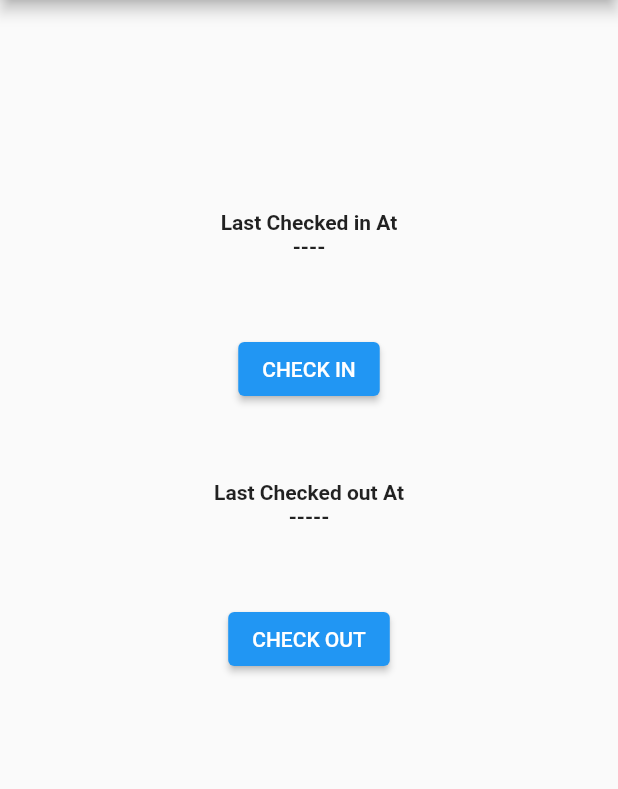
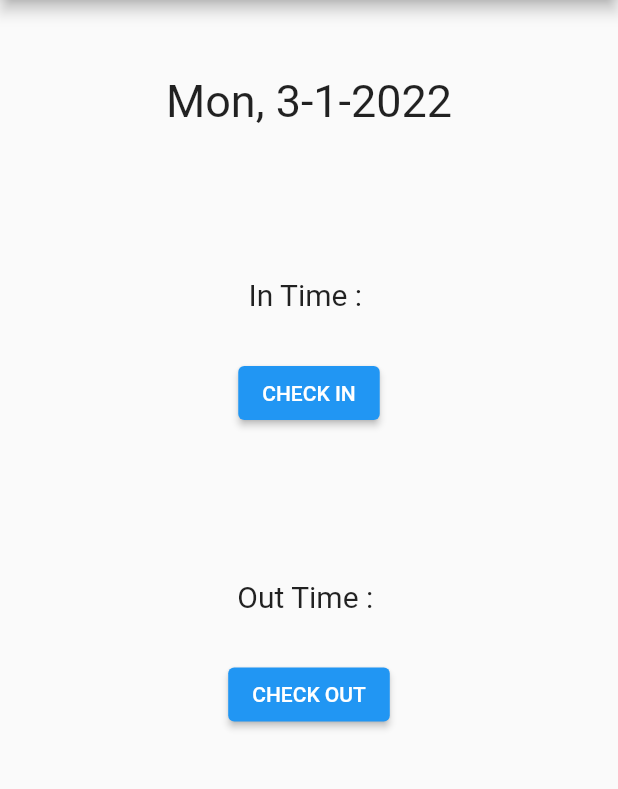
Before and after one commit to rahulv07/scanf, a Flutter app: the HomePage screen opened directly, on a phone screen of 412 x 824 dp, the part 84-873 px from its top. Run offline on Flutter 3.47's test engine with Material 2 defaults, Android fonts, the phone set to English and light mode, and no system bars; our stand-ins replace flutter_spinkit, local_auth, location; missing offline and left inert: wifi_iot.

Commit message:
Homepage UI changed

```diff
--- a/bio_guard/lib/main.dart
+++ b/bio_guard/lib/main.dart
@@ -1,3 +1,4 @@
+import 'package:bio_guard/screens/homepage.dart';
 import 'package:bio_guard/screens/loading.dart';
 import 'package:flutter/material.dart';
 //import 'screens/homepage.dart';
@@ -17,7 +18,7 @@ class MyApp extends StatelessWidget {
       theme: ThemeData(
         primarySwatch: Colors.blue,
       ),
-      home: LoadingPage(),
+      home: const HomePage(),
     );
   }
 }
--- a/bio_guard/lib/screens/homepage.dart
+++ b/bio_guard/lib/screens/homepage.dart
@@ -10,11 +10,12 @@ class HomePage extends StatefulWidget {
 }
 
 class _HomePageState extends State<HomePage> {
-  String checkIn = "----";
-  String checkOut = "-----";
+  String checkIn = "";
+  String checkOut = "";
 
   @override
   Widget build(BuildContext context) {
+    String date = DateFormat('EEE, d-M-y').format(DateTime.now());
     return Scaffold(
       appBar: AppBar(
         title: const Text(
@@ -22,29 +23,38 @@ class _HomePageState extends State<HomePage> {
           style: TextStyle(fontWeight: FontWeight.bold),
         ),
       ),
-      body: Padding(
-        padding: const EdgeInsets.all(140.0),
-        child: Center(
+      body: Center(
         child: Column(
+          crossAxisAlignment: CrossAxisAlignment.center,
           children: <Widget>[
+            Padding(
+              padding: const EdgeInsets.all(50),
+              child: Text(
+                date,
+                style: const TextStyle(fontSize: 30),
+              ),
+            ),
+            Container(
+              padding: const EdgeInsets.all(50),
+              child: Column(
+                children: [
                   Text(
-                'Last Checked in At $checkIn',
-                textAlign: TextAlign.center,
-                style: const TextStyle(fontWeight: FontWeight.bold),
+                    'In Time : $checkIn',
+                    style: const TextStyle(fontSize: 20),
                   ),
-              const SizedBox(
-                height: 50,
+                  const SizedBox(height: 30),
+                  ElevatedButton(
+                    child: const Text(
+                      'CHECK IN',
                     ),
-              ElevatedButton(
-                child: const Text('CHECK IN'),
                     onPressed: () async {
                       bool isAuthenticated =
                           await Authentication.authenticateWithBiometrics();
 
                       if (isAuthenticated) {
                         setState(() {
-                      checkIn = DateFormat("yyyy-MM-dd hh:mm:ss")
-                          .format(DateTime.now());
+                          checkIn =
+                              DateFormat("hh:mm a").format(DateTime.now());
                         });
                         print(checkIn);
                       } else {
@@ -56,17 +66,18 @@ class _HomePageState extends State<HomePage> {
                       }
                     },
                   ),
-              const SizedBox(
-                height: 50,
+                ],
               ),
+            ),
+            Container(
+              padding: EdgeInsets.all(50),
+              child: Column(
+                children: [
                   Text(
-                'Last Checked out At $checkOut',
-                textAlign: TextAlign.center,
-                style: const TextStyle(fontWeight: FontWeight.bold),
+                    'Out Time : $checkOut',
+                    style: const TextStyle(fontSize: 20),
                   ),
-              const SizedBox(
-                height: 50,
-              ),
+                  const SizedBox(height: 30),
                   ElevatedButton(
                     child: const Text('CHECK OUT'),
                     onPressed: () async {
@@ -75,8 +86,8 @@ class _HomePageState extends State<HomePage> {
 
                       if (isAuthenticated) {
                         setState(() {
-                      checkOut = DateFormat("yyyy-MM-dd hh:mm:ss")
-                          .format(DateTime.now());
+                          checkOut =
+                              DateFormat("hh:mm a").format(DateTime.now());
                         });
 
                         print(checkOut);
@@ -91,6 +102,8 @@ class _HomePageState extends State<HomePage> {
                   ),
                 ],
               ),
+            )
+          ],
         ),
       ),
     );
```
Lines whose indentation alone changed are shown as unchanged.
